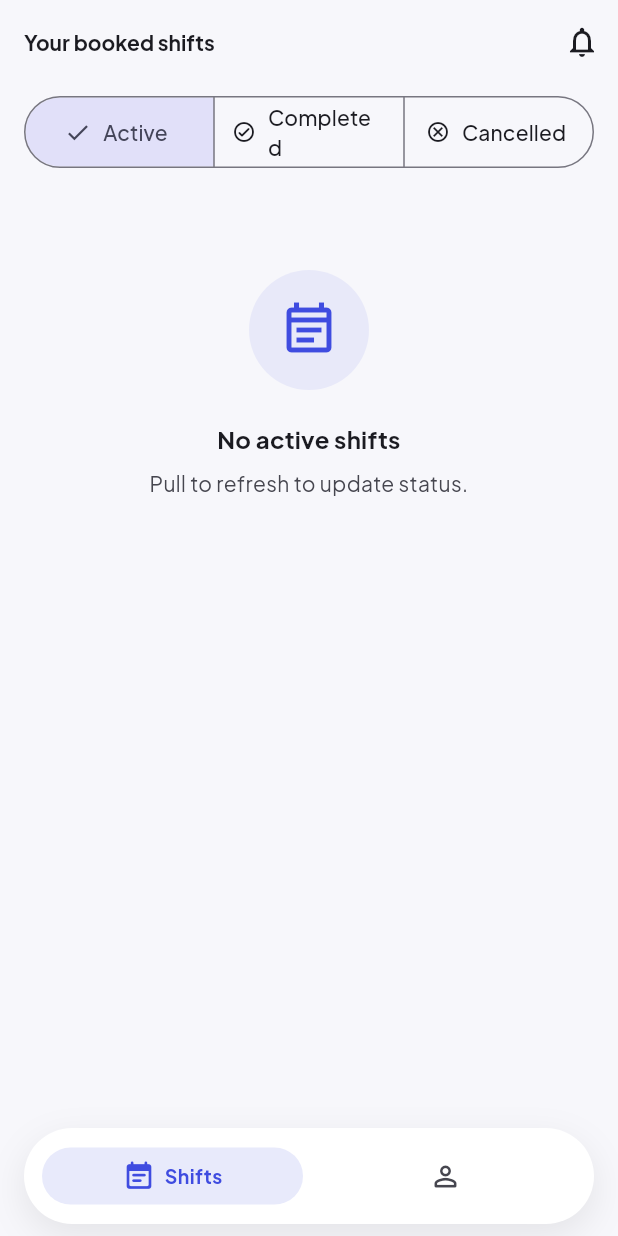
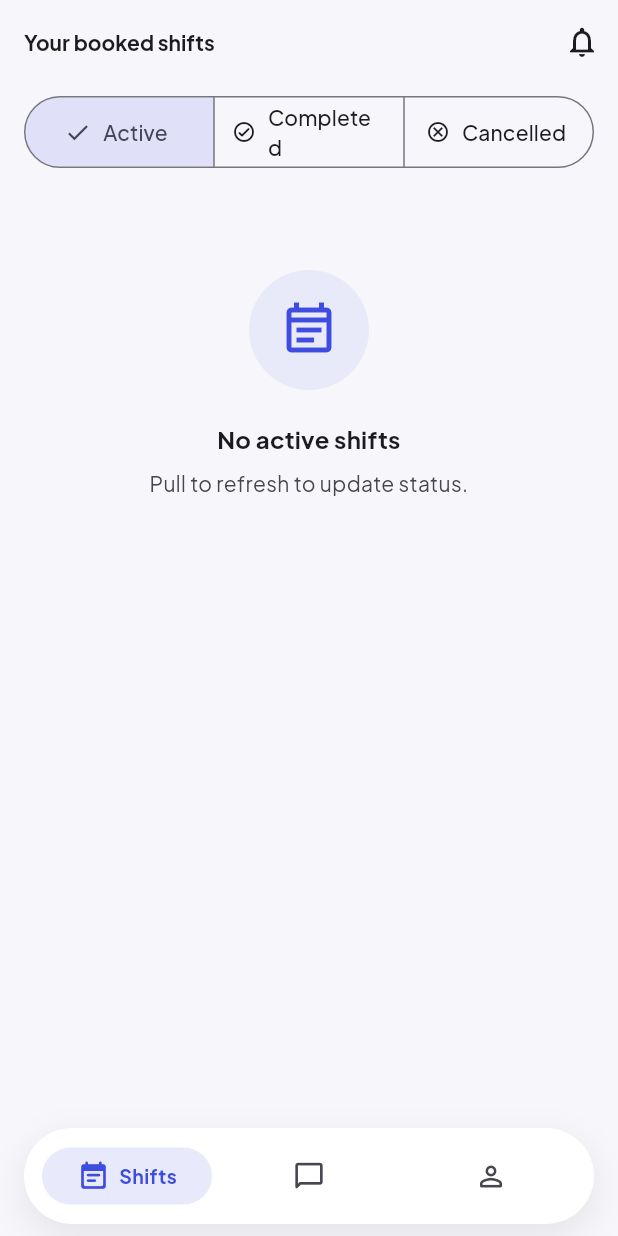
Before and after one commit to garimasharmabridgeflex-ops/Bridge-Flex, a Flutter app: the HomeShell screen opened by its route, on a phone screen of 412 x 824 dp. Run offline on Flutter 3.47's test engine with Material 3 defaults, Android fonts, the phone set to English and light mode, and no system bars; drawn by our look-alikes of flutter_animate; our stand-ins replace cloud_firestore, firebase_auth, firebase_core, firebase_messaging, firebase_storage, flutter_riverpod and 5 more; accounts and stored records are empty; network calls fail.

Commit message:
Add a Messages tab to the bottom nav
Chat was previously only reachable via a profile list item — the reference
design has it as its own bottom-nav destination, so it's now a tab (between
Shifts and Profile) for both roles, and the now-redundant profile list item
is removed.

```diff
--- a/frontend/lib/features/home/presentation/home_shell.dart
+++ b/frontend/lib/features/home/presentation/home_shell.dart
@@ -2,6 +2,7 @@ import 'package:flutter/material.dart';
 import 'package:flutter_riverpod/flutter_riverpod.dart';
 
 import '../../../app/providers.dart';
+import '../../chat/presentation/chat_list_screen.dart';
 import '../../profile/domain/profile.dart';
 import '../../shifts/presentation/browse_shifts_screen.dart';
 import '../../shifts/presentation/my_shifts_screen.dart';
@@ -28,6 +29,7 @@ class _HomeShellState extends ConsumerState<HomeShell> {
     final tabs = [
       if (isStaff) const BrowseShiftsScreen(),
       const MyShiftsScreen(),
+      const ChatListScreen(),
       const ProfileScreen(),
     ];
     final items = [
@@ -37,6 +39,11 @@ class _HomeShellState extends ConsumerState<HomeShell> {
         icon: Icons.event_note_outlined,
         selectedIcon: Icons.event_note_rounded,
         label: isStaff ? 'My shifts' : 'Shifts',
+      ),
+      const NavItem(
+        icon: Icons.chat_bubble_outline_rounded,
+        selectedIcon: Icons.chat_bubble_rounded,
+        label: 'Messages',
       ),
       const NavItem(icon: Icons.person_outline_rounded, selectedIcon: Icons.person_rounded, label: 'Profile'),
     ];
--- a/frontend/lib/features/profile/presentation/profile_screen.dart
+++ b/frontend/lib/features/profile/presentation/profile_screen.dart
@@ -117,11 +117,6 @@ class ProfileScreen extends ConsumerWidget {
                   label: 'Upload DBS certificate',
                   onTap: () => context.push('/profile/dbs'),
                 ),
-              _ActionTile(
-                icon: Icons.chat_bubble_outline_rounded,
-                label: 'Messages',
-                onTap: () => context.push('/chats'),
-              ),
               const SizedBox(height: AppSpacing.lg),
               OutlinedButton.icon(
                 onPressed: () => ref.read(authRepositoryProvider).signOut(),
```
